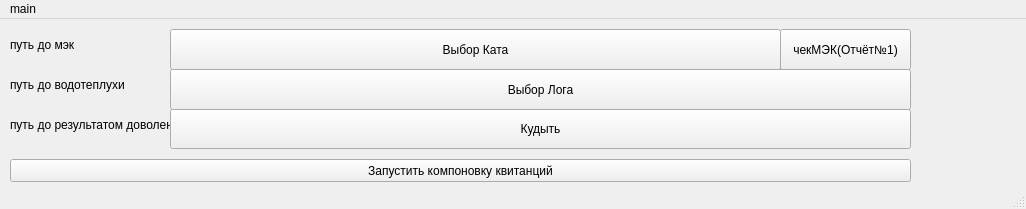
The window that guiForPairing.ui (press-magvoda-ru/a1) describes before a commit, drawn with Qt 5.
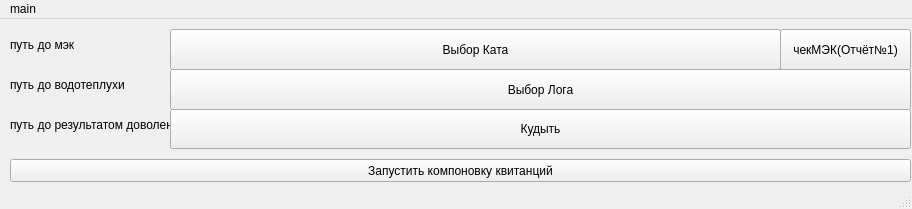
The same window after the commit.

Patch:
```diff
--- a/guiForPairing.ui
+++ b/guiForPairing.ui
@@ -6,7 +6,7 @@
    <rect>
     <x>0</x>
     <y>0</y>
-    <width>1026</width>
+    <width>912</width>
     <height>209</height>
    </rect>
   </property>
@@ -124,7 +124,7 @@
     <rect>
      <x>0</x>
      <y>0</y>
-     <width>1026</width>
+     <width>912</width>
      <height>21</height>
     </rect>
    </property>
```
